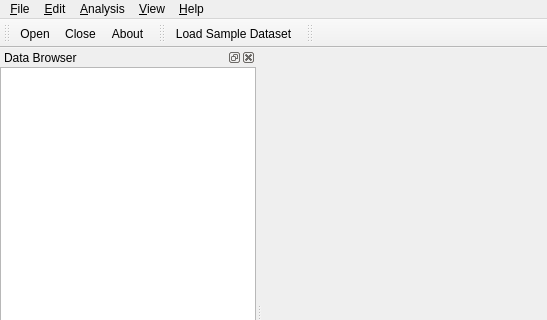
The window that Application/Resources/UI/voMainWindow.ui (Kitware/Visomics) describes before a commit, drawn with Qt 5; both pictures show x 0 to 547 and y 0 to 320 of the 800 by 600 pixel window.
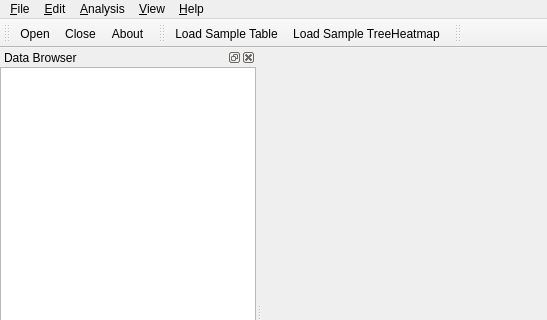
The same window after the commit. Icons and pictures are not drawn. Custom widgets are drawn as their Qt base class.

```diff
--- a/Application/Resources/UI/voMainWindow.ui
+++ b/Application/Resources/UI/voMainWindow.ui
@@ -168,7 +168,8 @@
    <attribute name="toolBarBreak">
     <bool>false</bool>
    </attribute>
-   <addaction name="actionLoadSampleDataset"/>
+   <addaction name="actionLoadSampleTable"/>
+   <addaction name="actionLoadSampleTreeHeatmap"/>
   </widget>
   <widget class="QToolBar" name="ViewActionsToolBar">
    <property name="windowTitle">
@@ -282,12 +283,20 @@
     <string>Ctrl+Alt+E</string>
    </property>
   </action>
-  <action name="actionLoadSampleDataset">
+  <action name="actionLoadSampleTable">
    <property name="text">
-    <string>Load Sample Dataset</string>
+    <string>Load Sample Table</string>
    </property>
    <property name="toolTip">
-    <string>Load Sample dataset (4Kb)</string>
+    <string>Load Sample Table (4Kb)</string>
+   </property>
+  </action>
+  <action name="actionLoadSampleTreeHeatmap">
+   <property name="text">
+    <string>Load Sample TreeHeatmap</string>
+   </property>
+   <property name="toolTip">
+    <string>Load Sample TreeHeatmap (16Kb)</string>
    </property>
   </action>
   <action name="actionFileOpenTreeOfLife">
```
